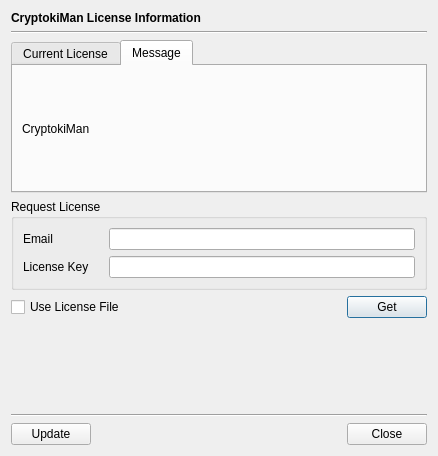
The window that CryptokiMan/lcn_info_dlg.ui (jykim74/CryptokiMan) describes before a commit, drawn with Qt 5.
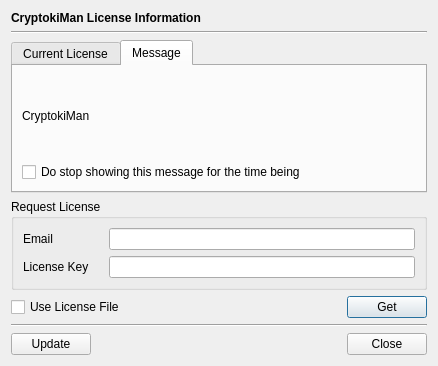
The same window after the commit. The open tabs and pages were chosen to show the change.

The edit to the form file:
```diff
--- a/CryptokiMan/lcn_info_dlg.ui
+++ b/CryptokiMan/lcn_info_dlg.ui
@@ -7,7 +7,7 @@
     <x>0</x>
     <y>0</y>
     <width>438</width>
-    <height>456</height>
+    <height>366</height>
    </rect>
   </property>
   <property name="windowTitle">
@@ -225,6 +225,13 @@
          </property>
         </widget>
        </item>
+       <item>
+        <widget class="QCheckBox" name="mStopMessageCheck">
+         <property name="text">
+          <string>Do stop showing this message for the time being</string>
+         </property>
+        </widget>
+       </item>
       </layout>
      </widget>
     </widget>
```
Left out of the diff: 2 changed lines with no effect on the pictures.
